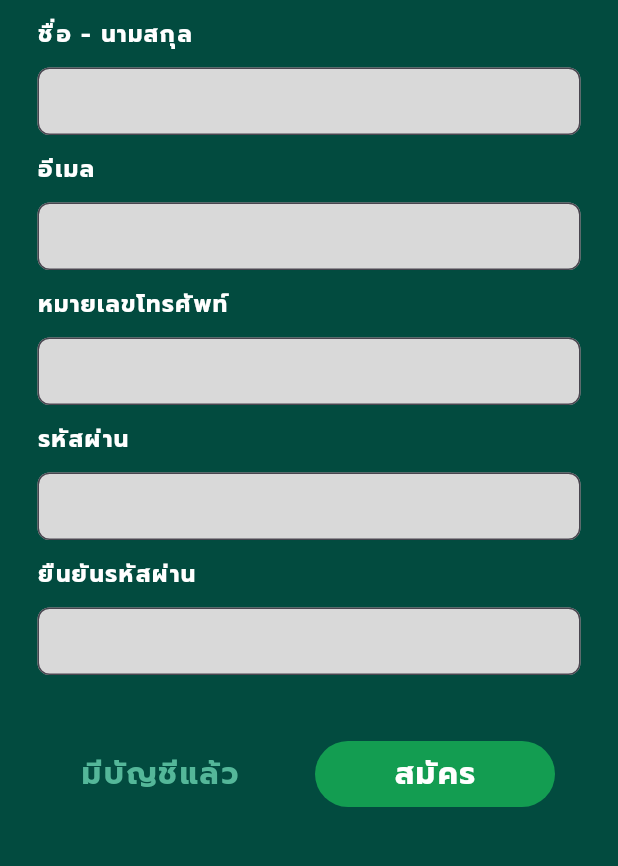
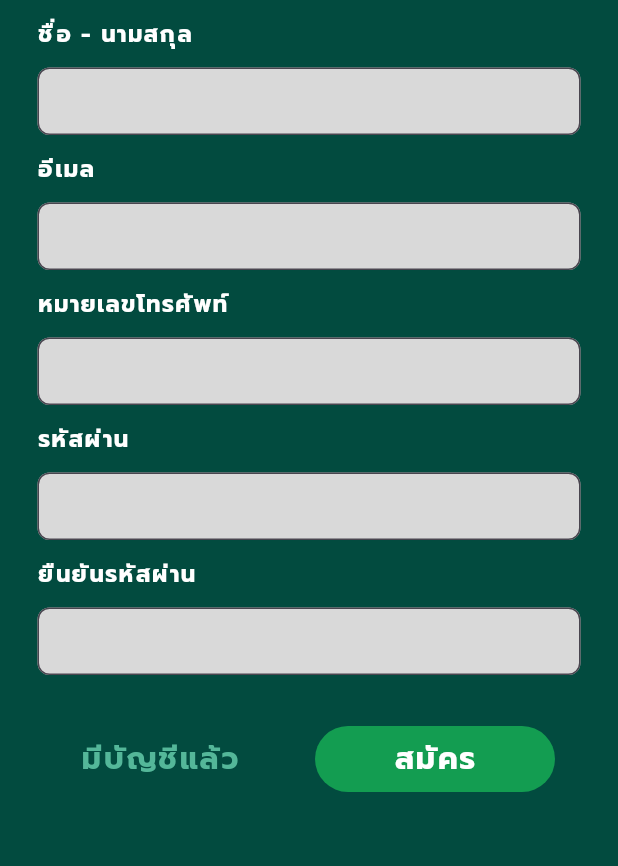
Before and after one commit to athicsmsu/LottoProject, a Flutter app: the screen it shows after launch, after a tap on "สมัครสมาชิก", on a phone screen of 412 x 824 dp, the part 369-1235 px from its top. Run offline on Flutter 3.47's test engine with Material 3 defaults, Android fonts, the light colour scheme and no system bars; project files that could hold a hidden picture were left out.

Commit message:
register file

```diff
--- a/lib/pages/login.dart
+++ b/lib/pages/login.dart
@@ -101,7 +101,7 @@ class _LoginPageState extends State<LoginPage> {
                     const Padding(
                       padding: EdgeInsets.symmetric(vertical: 12),
                       child: Text(
-                        'รหัสผ่าน**',
+                        'รหัสผ่าน',
                         style: TextStyle(
                             fontSize: 18,
                             fontWeight: FontWeight.bold,
@@ -129,7 +129,9 @@ class _LoginPageState extends State<LoginPage> {
                   ],
                 ),
               ),
-              Padding(
+              SingleChildScrollView(
+                scrollDirection: Axis.horizontal,
+                child: Padding(
                   padding:
                       const EdgeInsets.symmetric(horizontal: 42, vertical: 42),
                   child: Row(
@@ -167,6 +169,7 @@ class _LoginPageState extends State<LoginPage> {
                                   fontFamily: "Prompt",
                                   letterSpacing: 1))),
                     ],
+                  ),
                 ),
               ),
               TextButton(
--- a/lib/pages/register.dart
+++ b/lib/pages/register.dart
@@ -255,7 +255,7 @@ class _RegisterPageState extends State<RegisterPage> {
               ),
               Padding(
                 padding:
-                    const EdgeInsets.only(left: 42,right: 42,top: 42),
+                    const EdgeInsets.only(left: 42,right: 42,top: 32),
                 child: Row(
                   mainAxisAlignment: MainAxisAlignment.spaceBetween,
                   children: [
```
Lines whose indentation alone changed are shown as unchanged.
